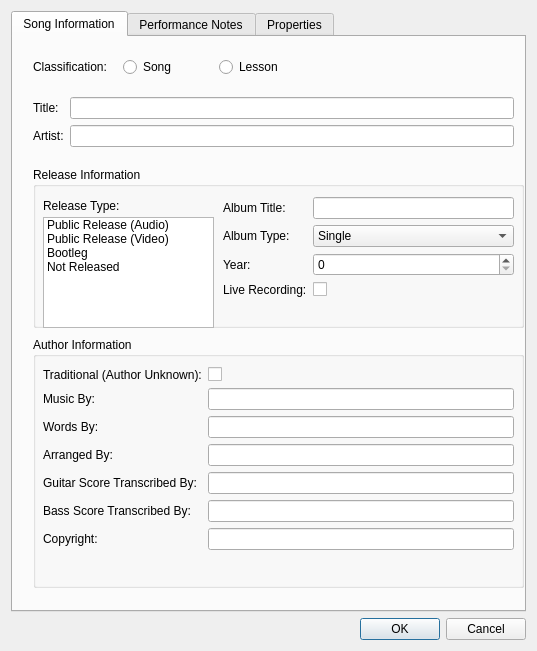
powertab/powertabeditor, file source/dialogs/fileinformationdialog.ui: the form before one commit.
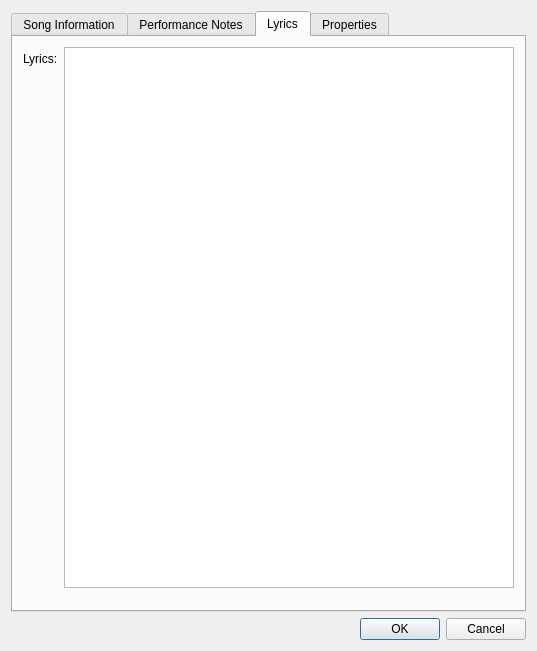
The form after the commit. The open tabs and pages were chosen to show the change.

Commit message: Allow editing the song lyrics from the File Information dialog.

```diff
--- a/source/dialogs/fileinformationdialog.ui
+++ b/source/dialogs/fileinformationdialog.ui
@@ -731,6 +731,46 @@
        </layout>
       </widget>
      </widget>
+     <widget class="QWidget" name="lyricsPage">
+      <attribute name="title">
+       <string>Lyrics</string>
+      </attribute>
+      <widget class="QWidget" name="formLayoutWidget_11">
+       <property name="geometry">
+        <rect>
+         <x>10</x>
+         <y>10</y>
+         <width>491</width>
+         <height>541</height>
+        </rect>
+       </property>
+       <layout class="QFormLayout" name="formLayout_11">
+        <property name="fieldGrowthPolicy">
+         <enum>QFormLayout::AllNonFixedFieldsGrow</enum>
+        </property>
+        <property name="horizontalSpacing">
+         <number>6</number>
+        </property>
+        <property name="verticalSpacing">
+         <number>16</number>
+        </property>
+        <item row="0" column="0">
+         <widget class="QLabel" name="lyricsLabel">
+          <property name="text">
+           <string>Lyrics:</string>
+          </property>
+         </widget>
+        </item>
+        <item row="0" column="1">
+         <widget class="QPlainTextEdit" name="lyricsValue">
+          <property name="horizontalScrollBarPolicy">
+           <enum>Qt::ScrollBarAlwaysOff</enum>
+          </property>
+         </widget>
+        </item>
+       </layout>
+      </widget>
+     </widget>
      <widget class="QWidget" name="properties">
       <attribute name="title">
        <string>Properties</string>
```
The commit also changes 1 other file.
